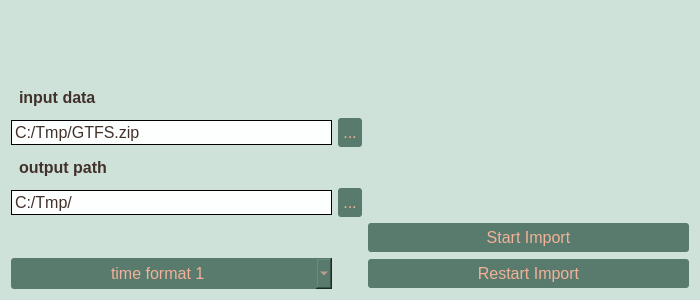
Above: add_files/create_table_import.ui from Themishau/GTFStoFahrplan before the change. Below: the same form after it.
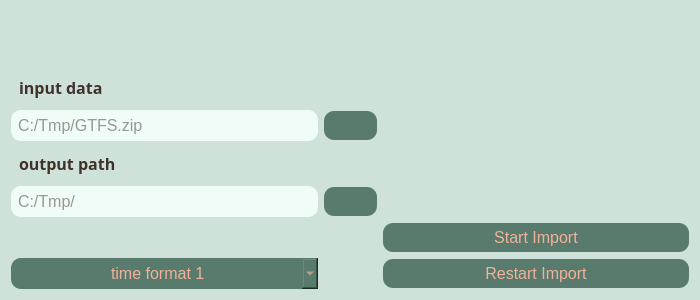
That is the form after the change. Icons and pictures are not drawn.

```diff
--- a/add_files/create_table_import.ui
+++ b/add_files/create_table_import.ui
@@ -38,21 +38,22 @@
 
 #Form QPushButton {
 	background-color: #587b6d;
-   border-radius: 3px;
+   border-radius: 10px;
 	padding: 5px 5px 5px 5px;
 	text-align: center;
     color:#f2b198;
 }
 
 #Form QLineEdit {
-	background-color: #587b6d;
+	background-color: #F0FCF7;
+   border-radius: 10px;
 	padding: 5px 5px 5px 5px;
 	text-align: center;
     color:#41312b;
 }
 
 #Form QLabel {
-   border-radius: 3px;
+   border-radius: 10px;
 	padding: 5px 5px 5px 5px;
 	text-align: center;
     color:#41312b;
@@ -60,7 +61,7 @@
 
 #Form QComboBox {
 	background-color: #587b6d;
-   border-radius: 3px;
+   border-radius: 10px;
 	padding: 5px 5px 5px 100px;
 	text-align: center;
     color:#f2b198;
@@ -77,6 +78,11 @@
   <layout class="QGridLayout" name="gridLayout">
    <item row="1" column="0">
     <widget class="QLabel" name="label_11">
+     <property name="font">
+      <font>
+       <family>MS Reference Sans Serif</family>
+      </font>
+     </property>
      <property name="styleSheet">
       <string notr="true"/>
      </property>
@@ -87,6 +93,11 @@
    </item>
    <item row="4" column="0">
     <widget class="QLabel" name="label_10">
+     <property name="font">
+      <font>
+       <family>MS Reference Sans Serif</family>
+      </font>
+     </property>
      <property name="styleSheet">
       <string notr="true"/>
      </property>
@@ -116,14 +127,12 @@
       </font>
      </property>
      <property name="styleSheet">
-      <string notr="true">background-color: #fdfefe;
-border-style: outset;
-border-width: 0.5px;
-border-radius: 15px;
-border-color: black;
-padding: 1px;</string>
+      <string notr="true"/>
      </property>
      <property name="text">
+      <string/>
+     </property>
+     <property name="placeholderText">
       <string>C:/Tmp/GTFS.zip</string>
      </property>
     </widget>
@@ -136,14 +145,12 @@
       </font>
      </property>
      <property name="styleSheet">
-      <string notr="true">background-color:  #fdfefe;
-border-style: outset;
-border-width: 0.5px;
-border-radius: 15px;
-border-color: black;
-padding: 1px;</string>
+      <string notr="true"/>
      </property>
      <property name="text">
+      <string/>
+     </property>
+     <property name="placeholderText">
       <string>C:/Tmp/</string>
      </property>
     </widget>
@@ -175,25 +182,11 @@
       <string notr="true"/>
      </property>
      <property name="text">
-      <string>...</string>
+      <string/>
      </property>
-    </widget>
-   </item>
-   <item row="5" column="1">
-    <widget class="QPushButton" name="btnGetOutputDir">
-     <property name="enabled">
-      <bool>true</bool>
-     </property>
-     <property name="font">
-      <font>
-       <pointsize>12</pointsize>
-      </font>
-     </property>
-     <property name="styleSheet">
-      <string notr="true"/>
-     </property>
-     <property name="text">
-      <string>...</string>
+     <property name="icon">
+      <iconset resource="res/resource_boot.qrc">
+       <normaloff>:/newPrefix/icons/bootstrap-icons-1.10.3/file-earmark-arrow-up.svg</normaloff>:/newPrefix/icons/bootstrap-icons-1.10.3/file-earmark-arrow-up.svg</iconset>
      </property>
     </widget>
    </item>
@@ -258,6 +251,28 @@
      </item>
     </widget>
    </item>
+   <item row="5" column="1">
+    <widget class="QPushButton" name="btnGetOutputDir">
+     <property name="enabled">
+      <bool>true</bool>
+     </property>
+     <property name="font">
+      <font>
+       <pointsize>12</pointsize>
+      </font>
+     </property>
+     <property name="styleSheet">
+      <string notr="true"/>
+     </property>
+     <property name="text">
+      <string/>
+     </property>
+     <property name="icon">
+      <iconset resource="res/resource_boot.qrc">
+       <normaloff>:/newPrefix/icons/bootstrap-icons-1.10.3/file-earmark-arrow-up.svg</normaloff>:/newPrefix/icons/bootstrap-icons-1.10.3/file-earmark-arrow-up.svg</iconset>
+     </property>
+    </widget>
+   </item>
   </layout>
  </widget>
  <resources/>
```
Left out of the diff: 6 changed lines with no effect on the pictures.
